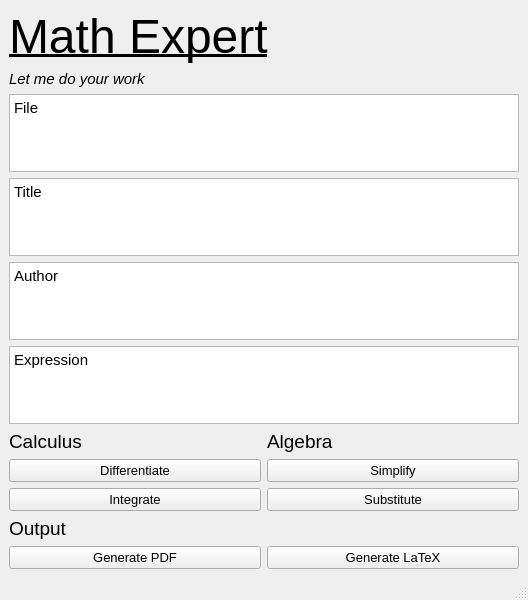
First picture: the form in pyuic5/main.ui, repository salastro/math-expert, before the edit.
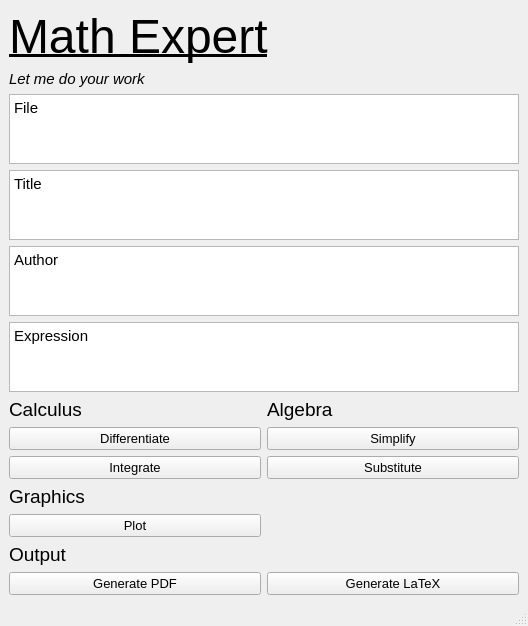
Second picture: the form after the edit.

Commit message: Add plot and generate tex

Diff of the .ui file:
```diff
--- a/pyuic5/main.ui
+++ b/pyuic5/main.ui
@@ -39,7 +39,7 @@
       </property>
      </widget>
     </item>
-    <item row="13" column="0">
+    <item row="14" column="0">
      <widget class="QLabel" name="label_3">
       <property name="font">
        <font>
@@ -88,6 +88,18 @@
       </property>
      </widget>
     </item>
+    <item row="12" column="0">
+     <widget class="QLabel" name="label_6">
+      <property name="font">
+       <font>
+        <pointsize>14</pointsize>
+       </font>
+      </property>
+      <property name="text">
+       <string>Graphics</string>
+      </property>
+     </widget>
+    </item>
     <item row="0" column="0" colspan="2">
      <widget class="QLabel" name="label">
       <property name="font">
@@ -173,7 +185,7 @@
       </property>
      </widget>
     </item>
-    <item row="14" column="0">
+    <item row="15" column="0">
      <widget class="QPushButton" name="genPdfBt">
       <property name="font">
        <font>
@@ -185,7 +197,7 @@
       </property>
      </widget>
     </item>
-    <item row="14" column="1">
+    <item row="15" column="1">
      <widget class="QPushButton" name="genLatexBt">
       <property name="font">
        <font>
@@ -197,6 +209,18 @@
       </property>
      </widget>
     </item>
+    <item row="13" column="0">
+     <widget class="QPushButton" name="plotBt">
+      <property name="font">
+       <font>
+        <pointsize>10</pointsize>
+       </font>
+      </property>
+      <property name="text">
+       <string>Plot</string>
+      </property>
+     </widget>
+    </item>
    </layout>
   </widget>
   <widget class="QStatusBar" name="statusbar"/>
```
The commit also changes 3 other files.
